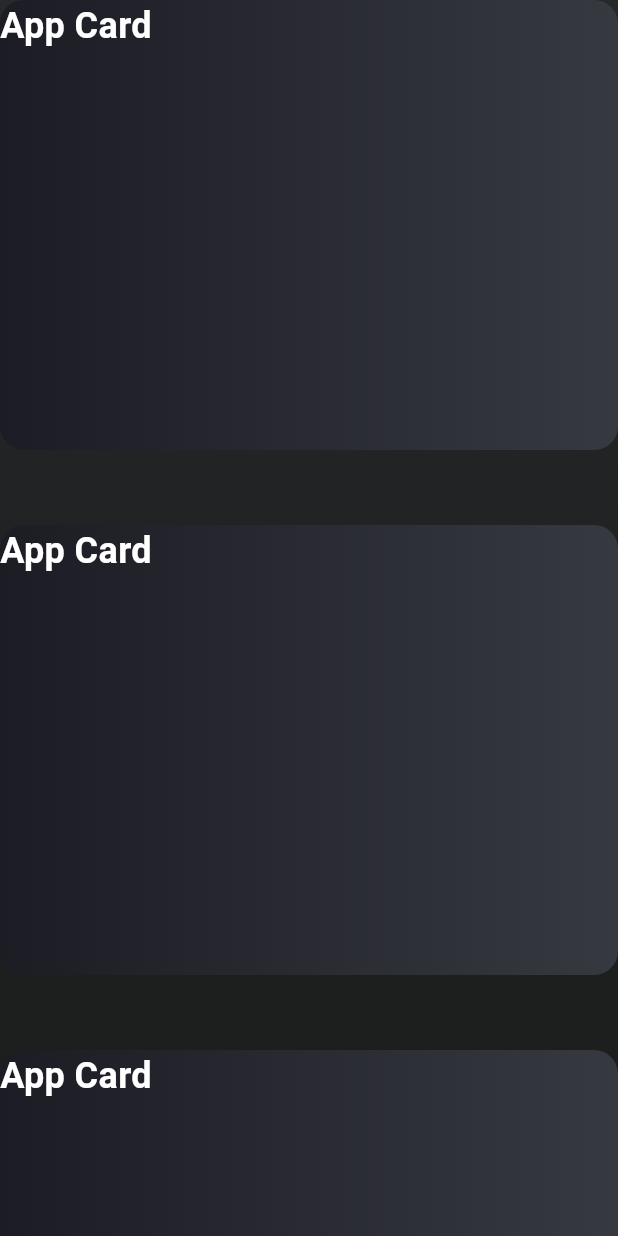
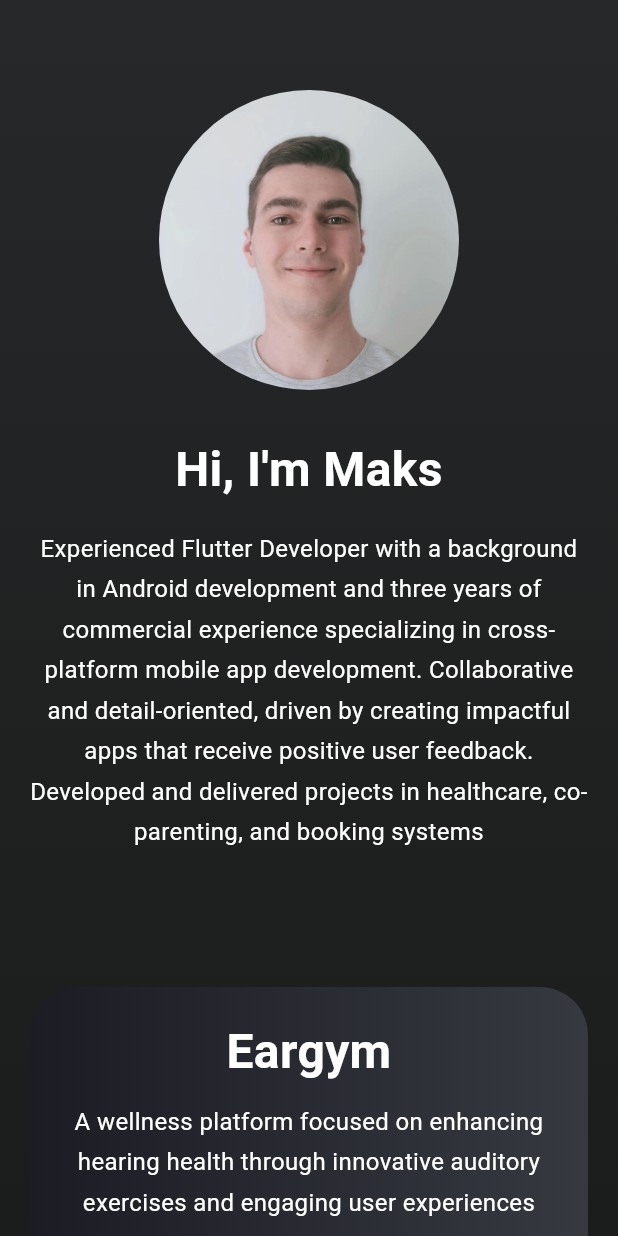
Before and after one commit to maksklimko/MyPortfolio, a Flutter app: the screen it shows after launch, on a phone screen of 412 x 824 dp. Run offline on Flutter 3.47's test engine with Material 3 defaults, Android fonts, the phone set to English and light mode, and no system bars; drawn by our look-alikes of flutter_animate.

Commit message:
Added screen utils

```diff
--- a/lib/app.dart
+++ b/lib/app.dart
@@ -6,6 +6,6 @@ class App extends StatelessWidget {
 
   @override
   Widget build(BuildContext context) {
-    return MaterialApp(home: MainScreen());
+    return MaterialApp(debugShowCheckedModeBanner: false, home: MainScreen());
   }
 }
--- /dev/null
+++ b/lib/config/app_constants.dart
@@ -0,0 +1,56 @@
+import 'package:flutter/material.dart';
+import 'package:my_portfolio/utils/screen_utils.dart';
+
+class AppConstants {
+  static const double adaptiveWidthEdge = 700;
+}
+
+class AdaptiveConstants {
+  static double getHeaderFontSize(BuildContext context) =>
+      ScreenUtils.responsiveValue<double>(
+        context,
+        mobile: 32,
+        desktop: 44,
+      );
+
+  static double getBodyFontSize(BuildContext context) =>
+      ScreenUtils.responsiveValue<double>(
+        context,
+        mobile: 16,
+        desktop: 20,
+      );
+
+  static double getCardBorderRadius(BuildContext context) =>
+      ScreenUtils.responsiveValue<double>(
+        context,
+        mobile: 32,
+        desktop: 60,
+      );
+
+  static double getSmallSpacing(BuildContext context) =>
+      ScreenUtils.responsiveValue<double>(
+        context,
+        mobile: 10,
+        desktop: 12,
+      );
+
+  static double getMediumSpacing(BuildContext context) =>
+      ScreenUtils.responsiveValue<double>(
+        context,
+        mobile: 16,
+        desktop: 20,
+      );
+
+  static double getLargeSpacing(BuildContext context) =>
+      ScreenUtils.responsiveValue<double>(
+        context,
+        mobile: 30,
+        desktop: 50,
+      );
+  static double getTextHeight(BuildContext context) =>
+      ScreenUtils.responsiveValue<double>(
+        context,
+        mobile: 1.7,
+        desktop: 2.0,
+      );
+}
--- a/lib/screens/main_screen.dart
+++ b/lib/screens/main_screen.dart
@@ -1,15 +1,151 @@
 import 'package:flutter/material.dart';
 import 'package:my_portfolio/config/app_colors.dart';
+import 'package:my_portfolio/config/app_constants.dart';
+import 'package:my_portfolio/utils/screen_utils.dart';
 import 'package:my_portfolio/widgets/animated_list_view.dart';
-import 'package:my_portfolio/widgets/app_card.dart';
+import 'package:my_portfolio/widgets/project_card.dart';
+import 'package:url_launcher/url_launcher.dart';
 
-class MainScreen extends StatelessWidget {
+class MainScreen extends StatefulWidget {
   const MainScreen({super.key});
 
   @override
+  State<MainScreen> createState() => _MainScreenState();
+}
+
+class _MainScreenState extends State<MainScreen> {
+  @override
   Widget build(BuildContext context) {
     return Scaffold(
-      body: Stack(children: [_buildBackground(), _buildAnimatedListView()]),
+      body: Stack(
+        alignment: Alignment.center,
+        children: [_buildBackground(), _buildAnimatedListView()],
+      ),
+    );
+  }
+
+  Widget _buildAnimatedListView() {
+    return AnimatedListView(
+      spacing: AdaptiveConstants.getLargeSpacing(context),
+      items: [
+        _buildAdaptiveItem(
+          Column(
+            crossAxisAlignment: CrossAxisAlignment.start,
+            children: [
+              SizedBox(height: AdaptiveConstants.getLargeSpacing(context) * 2),
+              Align(
+                alignment: ScreenUtils.isMobile(context)
+                    ? Alignment.center
+                    : Alignment.centerLeft,
+                child: ClipOval(
+                  child: Image.asset(
+                    "assets/images/avatar.jpg",
+                    width: _getImageSize(),
+                    height: _getImageSize(),
+                  ),
+                ),
+              ),
+              SizedBox(height: AdaptiveConstants.getLargeSpacing(context)),
+              SizedBox(
+                width: double.infinity,
+                child: Text(
+                  "Hi, I'm Maks",
+                  textAlign: _getTextAlign(),
+                  style: TextStyle(
+                    color: Colors.white,
+                    fontSize: AdaptiveConstants.getHeaderFontSize(context),
+                    fontWeight: FontWeight.bold,
+                  ),
+                ),
+              ),
+              SizedBox(height: AdaptiveConstants.getMediumSpacing(context)),
+              Text(
+                '''Experienced Flutter Developer with a background in Android development and three years of commercial experience specializing in cross-platform mobile app development. Collaborative and detail-oriented, driven by creating impactful apps that receive positive user feedback. Developed and delivered projects in healthcare, co-parenting, and booking systems''',
+                style: TextStyle(
+                  color: Colors.white,
+                  height: AdaptiveConstants.getTextHeight(context),
+                  fontSize: AdaptiveConstants.getBodyFontSize(context),
+                  fontWeight: FontWeight.normal,
+                ),
+                textAlign: _getTextAlign(),
+              ),
+              SizedBox(height: AdaptiveConstants.getLargeSpacing(context) * 2),
+            ],
+          ),
+        ),
+        _buildAdaptiveItem(
+          ProjectCard(
+            title: "Eargym",
+            description:
+                '''A wellness platform focused on enhancing hearing health through innovative auditory exercises and engaging user experiences''',
+            image: "assets/images/eargym.jpg",
+            actions: [
+              ProjectCardAction(
+                title: "Website",
+                onTap: () => launchUrl(Uri.parse("https://eargym.com")),
+              ),
+            ],
+            textAlign: _getTextAlign(),
+          ),
+        ),
+        _buildAdaptiveItem(
+          ProjectCard(
+            title: "Habit tracking app",
+            description:
+                '''A sleek and intuitive app for building daily routines, featuring a captivating and complex start-screen animation to elevate user engagement.''',
+            image: "assets/images/habit_tracker.jpg",
+            textAlign: _getTextAlign(),
+          ),
+        ),
+        _buildAdaptiveItem(
+          ProjectCard(
+            title: "Hostel booking",
+            description:
+                '''A user-friendly hostel booking app tailored for students, offering seamless navigation, real-time availability updates, and a streamlined booking experience''',
+            image: "assets/images/hostel_booking.jpg",
+            textAlign: _getTextAlign(),
+          ),
+        ),
+        _buildAdaptiveItem(
+          ProjectCard(
+            title: "Timetravels PWA",
+            description:
+                '''Rebuilt the platform as a Progressive Web App with improved architecture, automated workflows, and an optimized tour builder for seamless use on desktop and mobile.''',
+            image: "assets/images/pwa_app.jpg",
+            textAlign: _getTextAlign(),
+          ),
+        ),
+        SizedBox(height: AdaptiveConstants.getSmallSpacing(context)),
+      ],
+    );
+  }
+
+  TextAlign _getTextAlign() {
+    return ScreenUtils.isMobile(context) ? TextAlign.center : TextAlign.start;
+  }
+
+  Widget _buildAdaptiveItem(Widget item) {
+    final contentWidth = ScreenUtils.constrainedWidth(
+      context,
+      maxWidth: AppConstants.adaptiveWidthEdge,
+      mobileHorizontalPadding: 20,
+      desktopHorizontalPadding: 50,
+    );
+
+    return Align(
+      alignment: Alignment.center,
+      child: SizedBox(
+        width: contentWidth,
+        child: item,
+      ),
+    );
+  }
+
+  double _getImageSize() {
+    return ScreenUtils.responsiveValue<double>(
+      context,
+      mobile: 200,
+      desktop: 250,
     );
   }
 
@@ -27,11 +163,4 @@ class MainScreen extends StatelessWidget {
       ),
     );
   }
-
-  Widget _buildAnimatedListView() {
-    return AnimatedListView(
-      spacing: 50,
-      items: [AppCard(), AppCard(), AppCard(), AppCard(), AppCard(), AppCard()],
-    );
-  }
 }
--- /dev/null
+++ b/lib/utils/screen_utils.dart
@@ -0,0 +1,75 @@
+import 'package:flutter/widgets.dart';
+
+class ScreenUtils {
+  static const double mobileBreakpoint = 600;
+  static const double tabletBreakpoint = 1024;
+
+  const ScreenUtils._();
+
+  static Size screenSize(BuildContext context) => MediaQuery.sizeOf(context);
+
+  static double screenWidth(BuildContext context) => screenSize(context).width;
+
+  static double screenHeight(BuildContext context) =>
+      screenSize(context).height;
+
+  static bool isMobile(BuildContext context) =>
+      screenWidth(context) < mobileBreakpoint;
+
+  static bool isTablet(BuildContext context) {
+    final width = screenWidth(context);
+    return width >= mobileBreakpoint && width < tabletBreakpoint;
+  }
+
+  static bool isDesktop(BuildContext context) =>
+      screenWidth(context) >= tabletBreakpoint;
+
+  static T responsiveValue<T>(
+    BuildContext context, {
+    required T mobile,
+    T? tablet,
+    required T desktop,
+  }) {
+    if (isMobile(context)) return mobile;
+    if (isTablet(context)) return tablet ?? desktop;
+    return desktop;
+  }
+
+  static EdgeInsets horizontalPadding(
+    BuildContext context, {
+    required double mobile,
+    double? tablet,
+    required double desktop,
+  }) {
+    final value = responsiveValue<double>(
+      context,
+      mobile: mobile,
+      tablet: tablet,
+      desktop: desktop,
+    );
+    return EdgeInsets.symmetric(horizontal: value);
+  }
+
+  static double constrainedWidth(
+    BuildContext context, {
+    required double maxWidth,
+    required double mobileHorizontalPadding,
+    double? tabletHorizontalPadding,
+    required double desktopHorizontalPadding,
+  }) {
+    final horizontalPadding = responsiveValue<double>(
+      context,
+      mobile: mobileHorizontalPadding,
+      tablet: tabletHorizontalPadding,
+      desktop: desktopHorizontalPadding,
+    );
+
+    final totalPadding =
+        (horizontalPadding * 2).clamp(0, double.infinity) as double;
+
+    final rawWidth = screenWidth(context) - totalPadding;
+    final availableWidth = rawWidth < 0 ? 0.0 : rawWidth;
+
+    return availableWidth < maxWidth ? availableWidth : maxWidth;
+  }
+}
--- a/lib/widgets/animated_list_view.dart
+++ b/lib/widgets/animated_list_view.dart
@@ -55,12 +55,10 @@ class _AnimatedListViewState extends State<AnimatedListView> {
 
     final itemPosition = itemRect.localToGlobal(Offset.zero);
 
-    print("${index}: ${itemPosition.dy} < ${screenSize.height / 2}");
     if (itemPosition.dy < screenSize.height) {
       _setVisibility(index);
       setState(() {
         checkIndex++;
-        print("itemVisibility: $_itemVisibility");
       });
 
       if (checkIndex == widget.items.length) {
@@ -88,8 +86,7 @@ class _AnimatedListViewState extends State<AnimatedListView> {
             padding: EdgeInsets.only(
               bottom: index < widget.items.length - 1 ? widget.spacing : 0,
             ),
-            child:
-                Align(
+            child: Align(
               alignment: Alignment.center,
               key: _itemKeys[index],
               child: item,
--- a/lib/widgets/app_card.dart
+++ /dev/null
@@ -1,33 +0,0 @@
-import 'package:flutter/material.dart';
-import 'package:flutter_animate/flutter_animate.dart';
-import 'package:my_portfolio/config/app_colors.dart';
-
-class AppCard extends StatelessWidget {
-  const AppCard({super.key});
-
-  @override
-  Widget build(BuildContext context) {
-    return Stack(
-      children: [
-        Container(
-          height: 300,
-          width: 500,
-          decoration: BoxDecoration(
-            gradient: LinearGradient(
-              colors: [AppColors.cardGradientStart, AppColors.cardGradientEnd],
-            ),
-            borderRadius: BorderRadius.circular(16),
-          ),
-          child: Text(
-            "App Card",
-            style: TextStyle(
-              color: Colors.white,
-              fontSize: 24,
-              fontWeight: FontWeight.bold,
-            ),
-          ).animate(target: 1.0).fadeIn(duration: Duration(milliseconds: 5000)),
-        ),
-      ],
-    );
-  }
-}
--- /dev/null
+++ b/lib/widgets/project_card.dart
@@ -0,0 +1,111 @@
+import 'package:flutter/material.dart';
+import 'package:my_portfolio/config/app_colors.dart';
+import 'package:my_portfolio/config/app_constants.dart';
+import 'package:my_portfolio/utils/screen_utils.dart';
+
+class ProjectCardAction {
+  final String title;
+  final VoidCallback? onTap;
+
+  ProjectCardAction({required this.title, this.onTap});
+}
+
+class ProjectCard extends StatelessWidget {
+  const ProjectCard({
+    super.key,
+    required this.title,
+    required this.description,
+    this.image,
+    this.actions,
+    this.textAlign = TextAlign.start,
+  });
+  final String title;
+  final String description;
+  final String? image;
+
+  final TextAlign textAlign;
+  final List<ProjectCardAction>? actions;
+  @override
+  Widget build(BuildContext context) {
+    return Stack(
+      children: [
+        Container(
+          decoration: BoxDecoration(
+            gradient: LinearGradient(
+              colors: [AppColors.cardGradientStart, AppColors.cardGradientEnd],
+            ),
+            borderRadius: BorderRadius.circular(
+              AdaptiveConstants.getCardBorderRadius(context),
+            ),
+          ),
+          child: Column(
+            children: [
+              Padding(
+                padding: _getContentPadding(context),
+                child: Column(
+                  spacing: AdaptiveConstants.getSmallSpacing(context),
+                  crossAxisAlignment: CrossAxisAlignment.start,
+                  children: [
+                    SizedBox(
+                      width: double.infinity,
+                      child: Text(
+                        title,
+                        textAlign: textAlign,
+                        style: TextStyle(
+                          color: Colors.white,
+                          fontSize:
+                              AdaptiveConstants.getHeaderFontSize(context),
+                          fontWeight: FontWeight.bold,
+                        ),
+                      ),
+                    ),
+                    SizedBox(
+                      width: double.infinity,
+                      child: Text(
+                        description,
+                        textAlign: textAlign,
+                        style: TextStyle(
+                          color: Colors.white,
+                          height: AdaptiveConstants.getTextHeight(context),
+                          fontSize: AdaptiveConstants.getBodyFontSize(context),
+                          fontWeight: FontWeight.normal,
+                        ),
+                      ),
+                    ),
+                  ],
+                ),
+              ),
+              if (image != null)
+                ClipRRect(
+                  borderRadius: BorderRadius.only(
+                    bottomLeft: Radius.circular(
+                      AdaptiveConstants.getCardBorderRadius(context),
+                    ),
+                    bottomRight: Radius.circular(
+                      AdaptiveConstants.getCardBorderRadius(context),
+                    ),
+                  ),
+                  child: Image.asset(image!, fit: BoxFit.fitWidth),
+                ),
+            ],
+          ),
+        ),
+      ],
+    );
+  }
+
+  EdgeInsets _getContentPadding(BuildContext context) {
+    return EdgeInsets.symmetric(
+      horizontal: ScreenUtils.responsiveValue<double>(
+        context,
+        mobile: 20,
+        desktop: 40,
+      ),
+      vertical: ScreenUtils.responsiveValue<double>(
+        context,
+        mobile: 20,
+        desktop: 40,
+      ),
+    );
+  }
+}
--- a/pubspec.yaml
+++ b/pubspec.yaml
@@ -4,15 +4,18 @@ publish_to: 'none'
 version: 0.1.0
 
 environment:
-  sdk: ^3.9.2
+  sdk: ">=3.6.0 <4.0.0"
 
 dependencies:
   flutter:
     sdk: flutter
   flutter_animate: ^4.1.0
+  url_launcher: ^6.3.2
 
 dev_dependencies:
   flutter_lints: ^5.0.0
 
 flutter:
   uses-material-design: true
+  assets:
+    - assets/images/
```
Also changed, not shown: assets/images/avatar.jpg (added), assets/images/eargym.jpg (added), assets/images/habit_tracker.jpg (added), assets/images/hostel_booking.jpg (added), assets/images/pwa_app.jpg (added), pubspec.lock, 1 other file. Lines whose indentation alone changed are shown as unchanged.
